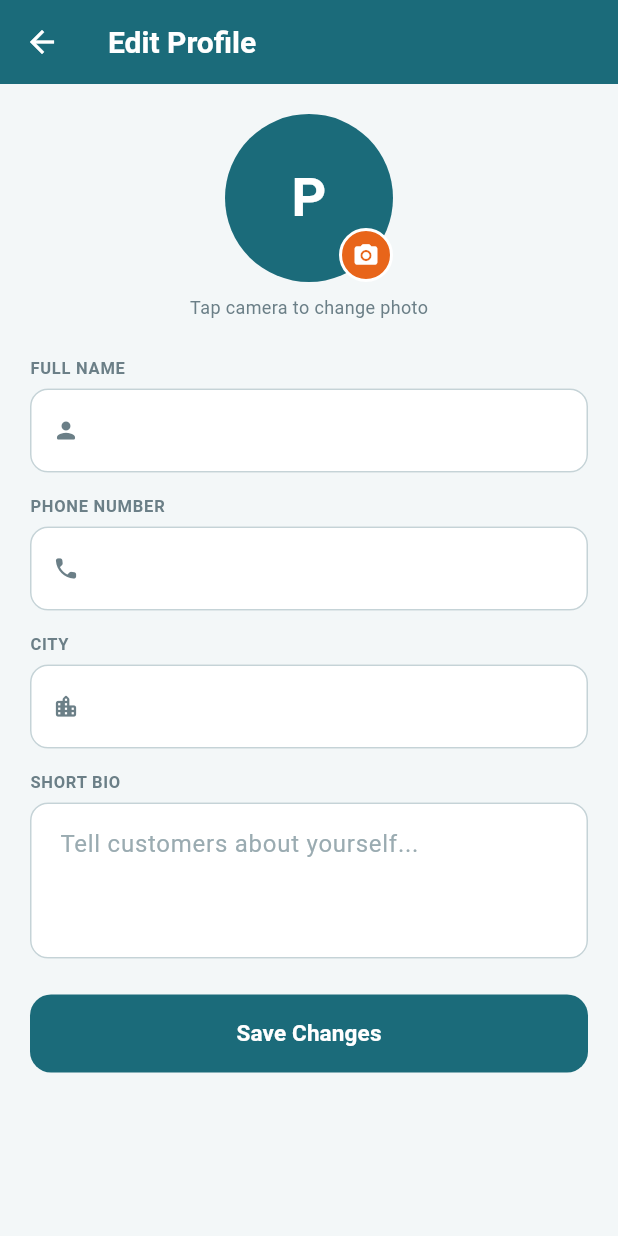
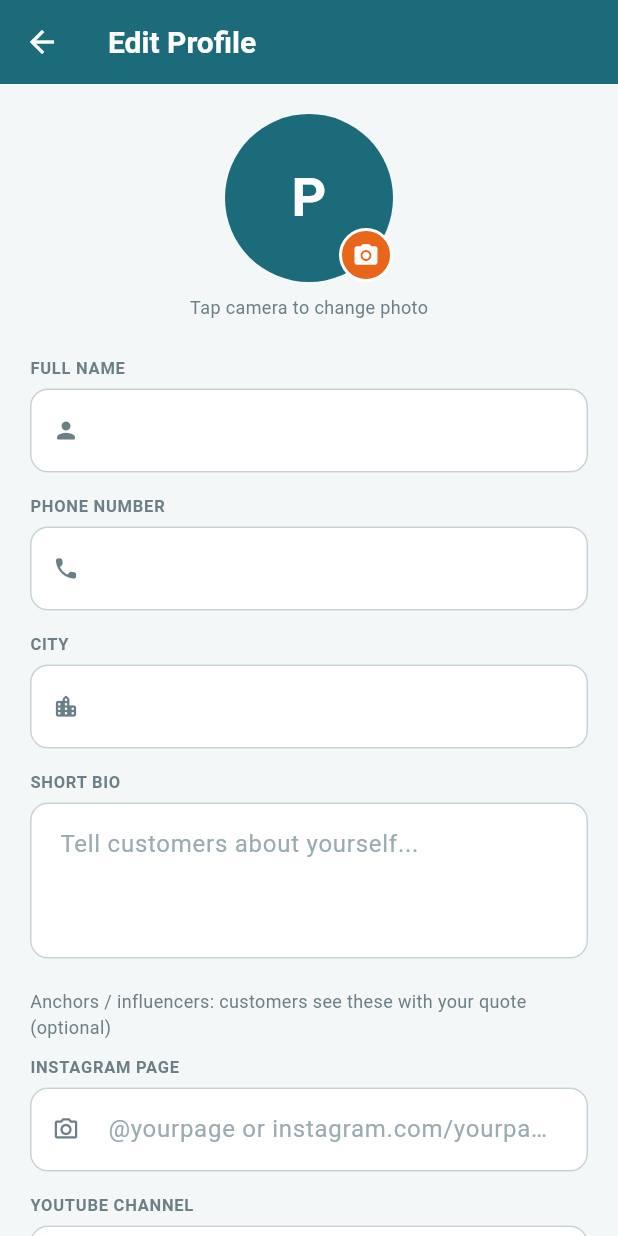
Before and after one commit to srisomesh-ai/hamaraservice-provider, a Flutter app: the ProfileEditScreen screen opened directly with empty values, on a phone screen of 412 x 824 dp. Run offline on Flutter 3.47's test engine with Material 3 defaults, Android fonts, the phone set to English and light mode, and no system bars; our stand-ins replace audioplayers, firebase_core, firebase_messaging, flutter_local_notifications, flutter_map, geocoding and 5 more; missing offline and left inert: razorpay_flutter; accounts and stored records are empty.

Commit message:
Events & Media services and social profile links
- Partners can offer SVC035 Anchor / Emcee and SVC036 Influencer
  Promotion.
- Edit Profile: Instagram page, YouTube channel and followers, shown to
  customers with the quote.

Co-Authored-By: Claude Opus 5.5 <noreply@anthropic.com>
Claude-Session: https://claude.ai/code/session_01TsavDHeKhCsbdN8rPuSeEj

```diff
--- a/lib/screens/profile_edit_screen.dart
+++ b/lib/screens/profile_edit_screen.dart
@@ -18,6 +18,9 @@ class _ProfileEditScreenState extends State<ProfileEditScreen> {
   final _phoneCtrl = TextEditingController();
   final _bioCtrl   = TextEditingController();
   final _cityCtrl  = TextEditingController();
+  final _instaCtrl = TextEditingController();
+  final _ytCtrl    = TextEditingController();
+  final _followersCtrl = TextEditingController();
   bool _saving = false;
   String? _photoUrl;
   File? _selectedImage;
@@ -29,6 +32,9 @@ class _ProfileEditScreenState extends State<ProfileEditScreen> {
     _phoneCtrl.text = str(widget.providerData?['phone']);
     _bioCtrl.text   = str(widget.providerData?['bio']);
     _cityCtrl.text  = str(widget.providerData?['city']);
+    _instaCtrl.text = str(widget.providerData?['instagram_url']);
+    _ytCtrl.text    = str(widget.providerData?['youtube_url']);
+    _followersCtrl.text = str(widget.providerData?['followers']);
     final p = photoUrl(widget.providerData?['photo']);
     _photoUrl       = p.isEmpty ? null : p;
   }
@@ -37,6 +43,7 @@ class _ProfileEditScreenState extends State<ProfileEditScreen> {
   void dispose() {
     _nameCtrl.dispose(); _phoneCtrl.dispose();
     _bioCtrl.dispose(); _cityCtrl.dispose();
+    _instaCtrl.dispose(); _ytCtrl.dispose(); _followersCtrl.dispose();
     super.dispose();
   }
 
@@ -79,6 +86,9 @@ class _ProfileEditScreenState extends State<ProfileEditScreen> {
       'phone': phone10,
       'bio':   _bioCtrl.text.trim(),
       'city':  _cityCtrl.text.trim(),
+      'instagram_url': _instaCtrl.text.trim(),
+      'youtube_url':   _ytCtrl.text.trim(),
+      'followers':     _followersCtrl.text.trim(),
     });
     if (!mounted) return;
     setState(() => _saving = false);
@@ -152,6 +162,22 @@ class _ProfileEditScreenState extends State<ProfileEditScreen> {
               ),
             ),
           ]),
+          const SizedBox(height: 20),
+
+          // Anchors / influencers: shown to customers with the quote.
+          const Align(
+            alignment: Alignment.centerLeft,
+            child: Text('Anchors / influencers: customers see these with your quote (optional)',
+              style: TextStyle(fontSize: 12, color: AppColors.muted)),
+          ),
+          const SizedBox(height: 10),
+          _field('Instagram page', _instaCtrl, Icons.camera_alt_outlined,
+              keyboard: TextInputType.url, hint: '@yourpage or instagram.com/yourpage'),
+          const SizedBox(height: 14),
+          _field('YouTube channel', _ytCtrl, Icons.play_circle_outline_rounded,
+              keyboard: TextInputType.url, hint: '@yourchannel or youtube.com/@yourchannel'),
+          const SizedBox(height: 14),
+          _field('Followers', _followersCtrl, Icons.groups_outlined, hint: 'e.g. 25K', maxLength: 20),
           const SizedBox(height: 24),
 
           SizedBox(
@@ -175,7 +201,7 @@ class _ProfileEditScreenState extends State<ProfileEditScreen> {
   }
 
   Widget _field(String label, TextEditingController ctrl, IconData icon,
-      {TextInputType keyboard = TextInputType.text}) {
+      {TextInputType keyboard = TextInputType.text, String? hint, int? maxLength}) {
     return Column(crossAxisAlignment: CrossAxisAlignment.start, children: [
       Text(label.toUpperCase(),
         style: const TextStyle(fontSize: 11, fontWeight: FontWeight.w700, color: AppColors.muted, letterSpacing: 0.5)),
@@ -183,7 +209,11 @@ class _ProfileEditScreenState extends State<ProfileEditScreen> {
       TextField(
         controller: ctrl,
         keyboardType: keyboard,
+        maxLength: maxLength,
+        autocorrect: keyboard != TextInputType.url,
         decoration: InputDecoration(
+          hintText: hint,
+          counterText: '',
           prefixIcon: Icon(icon, color: AppColors.muted, size: 18),
           border: OutlineInputBorder(borderRadius: BorderRadius.circular(12)),
         ),
```
Also changed, not shown: lib/services/hs_catalog.dart (+27 -0 lines), 3 other files.
